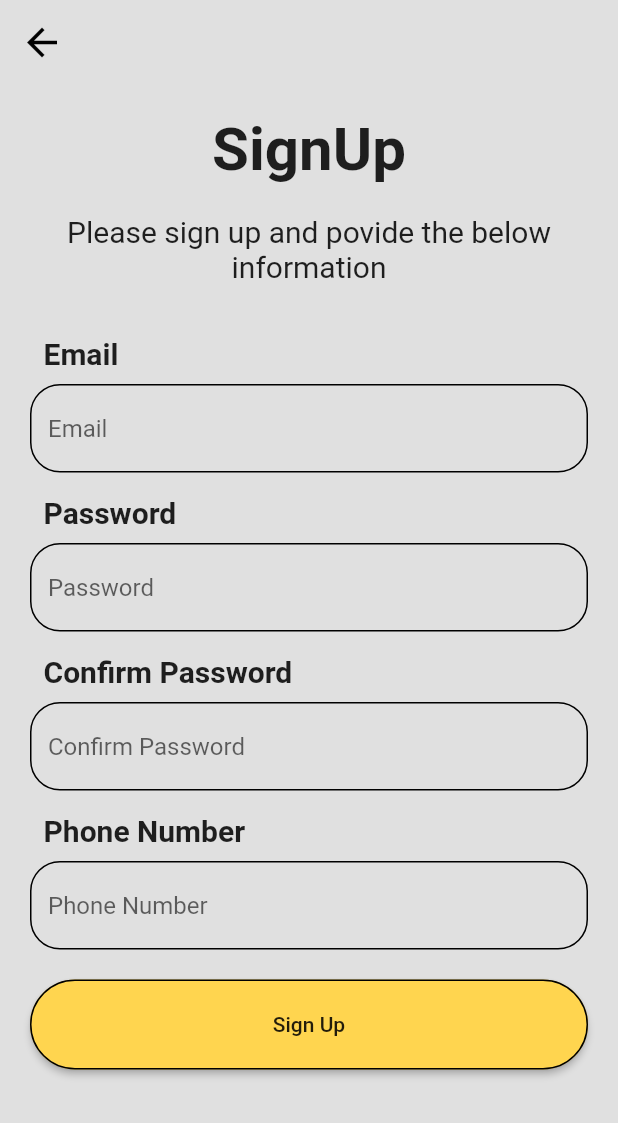
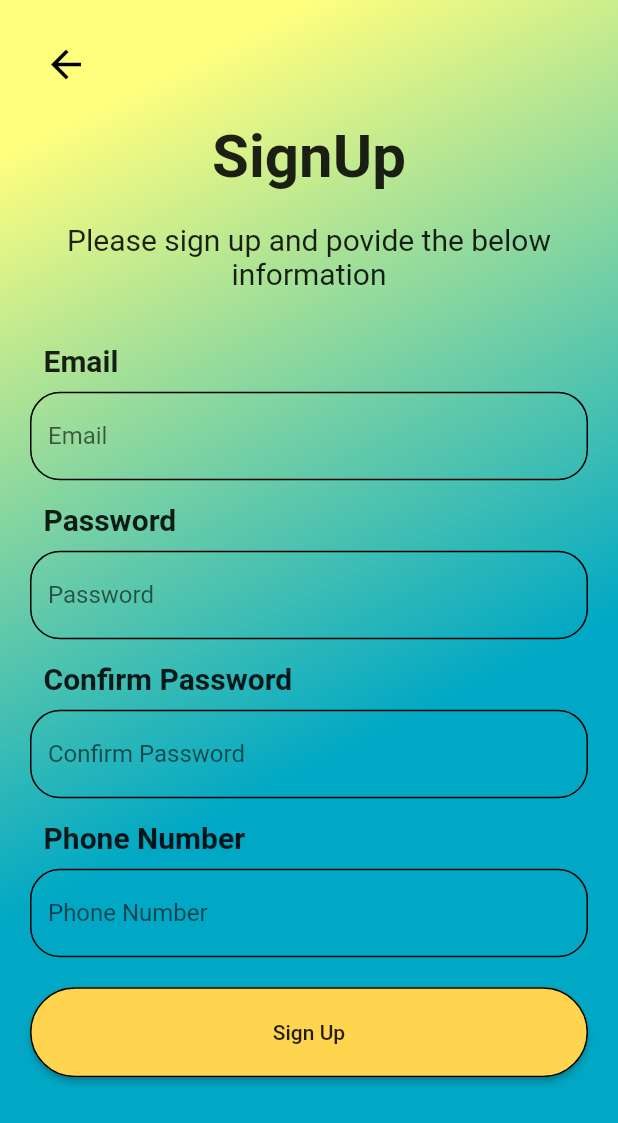
Before and after one commit to rvsingh011/flutter-ui, a Flutter app: the screen it shows after launch, after a tap on "SignUp", on a phone screen of 412 x 824 dp. Shown: the top 1123 px of the screen. Run offline on Flutter 3.47's test engine with Material 2 defaults, Android fonts, the phone set to English and light mode, and no system bars; our stand-ins replace flutter_svg, google_fonts; project files that could hold a hidden picture were left out.

```diff
--- /dev/null
+++ b/Sign up/lib/header_bar.dart
@@ -0,0 +1,26 @@
+import 'package:flutter/material.dart';
+
+class HeaderBar extends StatelessWidget {
+  const HeaderBar({
+    Key key,
+  }) : super(key: key);
+
+  @override
+  Widget build(BuildContext context) {
+    return Container(
+      margin: EdgeInsets.only(left: 20, top: 20),
+      alignment: Alignment.centerLeft,
+      height: MediaQuery.of(context).size.height * 0.05,
+      child: IconButton(
+        onPressed: () {
+          Navigator.pop(context);
+        },
+        icon: Icon(
+          Icons.arrow_back,
+          color: Colors.black,
+          size: 30,
+        ),
+      ),
+    );
+  }
+}
--- a/Sign up/lib/main.dart
+++ b/Sign up/lib/main.dart
@@ -8,6 +8,7 @@ class MyApp extends StatelessWidget {
   @override
   Widget build(BuildContext context) {
     return MaterialApp(
+      debugShowCheckedModeBanner: false,
       home: Scaffold(
         body: ShadowDemo(),
       ),
@@ -24,6 +25,15 @@ class _ShadowDemoState extends State<ShadowDemo> {
   @override
   Widget build(BuildContext context) {
     return Container(
+      decoration: BoxDecoration(
+        gradient: LinearGradient(
+          begin: Alignment.topCenter,
+          colors: [
+            Color(0xFFFFFF7E),
+            Color(0xFF00A8C5),
+          ],
+        ),
+      ),
       child: SafeArea(
         child: Container(
             padding: EdgeInsets.all(20),
@@ -58,9 +68,6 @@ class _ShadowDemoState extends State<ShadowDemo> {
                     height: 350,
                     width: 350,
                     decoration: BoxDecoration(
-                      gradient: LinearGradient(
-                        colors: [Colors.purple[200], Colors.purple[300]],
-                      ),
                       borderRadius: BorderRadius.circular(200),
                       image: DecorationImage(
                         image: AssetImage('assets/girl.png'),
--- a/Sign up/lib/signup.dart
+++ b/Sign up/lib/signup.dart
@@ -1,43 +1,28 @@
 import 'package:flutter/material.dart';
+
+import 'header_bar.dart';
 
 class SignUp extends StatelessWidget {
   @override
   Widget build(BuildContext context) {
     return Scaffold(
-      resizeToAvoidBottomInset: true,
-      resizeToAvoidBottomPadding: false,
-      appBar: AppBar(
-        // flexibleSpace: Container(
-        //   decoration: BoxDecoration(
-        //     gradient:
-        //         LinearGradient(colors: [Colors.amber[300], Colors.cyan[300]]),
-        //   ),
-        // ),
-        backgroundColor: Colors.grey[300],
-        elevation: 0,
-        brightness: Brightness.light,
-        leading: IconButton(
-          onPressed: () {
-            Navigator.pop(context);
-          },
-          icon: Icon(
-            Icons.arrow_back,
-            color: Colors.black,
-            size: 30,
+      body: Container(
+        width: double.infinity,
+        height: double.infinity,
+        decoration: BoxDecoration(
+          gradient: LinearGradient(
+            begin: Alignment.topCenter,
+            colors: [
+              Color(0xFFFFFF7E),
+              Color(0xFF00A8C5),
+            ],
           ),
         ),
-      ),
-      body: SafeArea(
-        child: Container(
-          color: Colors.grey[300],
-          width: double.infinity,
-          height: double.infinity,
-          // decoration: BoxDecoration(
-          //   gradient:
-          //       LinearGradient(colors: [Colors.amber[300], Colors.cyan[300]]),
-          // ),
-          child: Wrap(
+        child: SingleChildScrollView(
+          child: SafeArea(
+            child: Column(
               children: [
+                HeaderBar(),
                 LoginHeading(),
                 SingleChildScrollView(
                   child: Column(
@@ -56,6 +41,7 @@ class SignUp extends StatelessWidget {
                       ),
                       Container(
                         padding: EdgeInsets.all(20),
+                        margin: EdgeInsets.only(bottom: 50),
                         child: MaterialButton(
                             minWidth: double.infinity,
                             color: Colors.amber[300],
@@ -70,6 +56,7 @@ class SignUp extends StatelessWidget {
                   ),
                 ),
               ],
+            ),
           ),
         ),
       ),
```
Also changed, not shown: Sign up/lib/login.dart (+16 -34 lines). Lines whose indentation alone changed are shown as unchanged.
